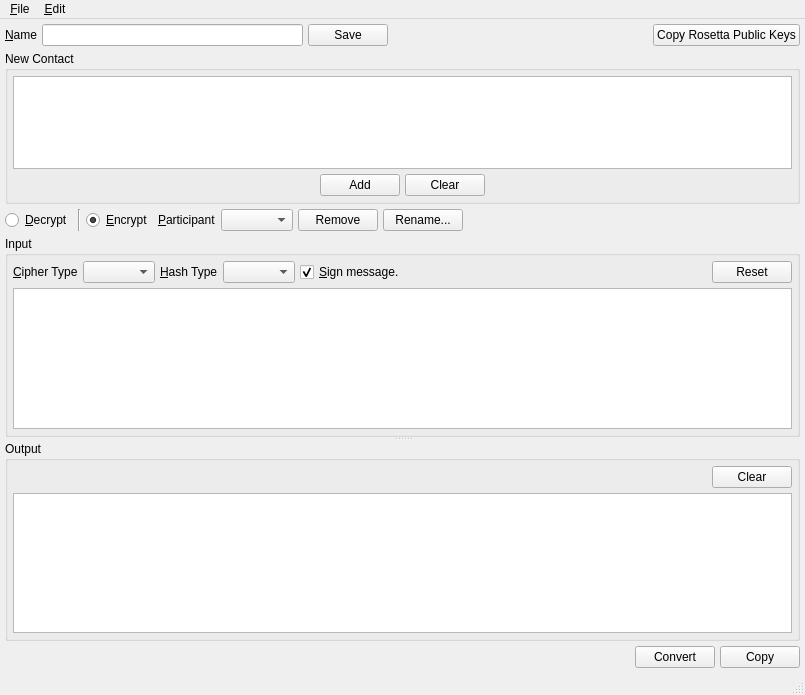
The window that branches/trunk/UI/spot-on-rosetta.ui (textbrowser/spot-on) describes before a commit, drawn with Qt 5.
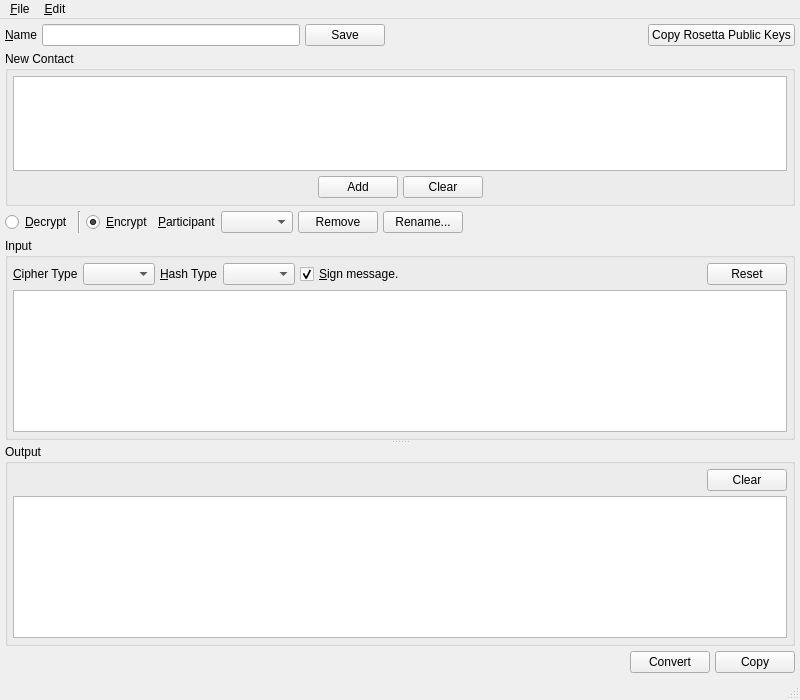
The same window after the commit. Icons and pictures are not drawn.

Diff of the .ui file:
```diff
--- a/branches/trunk/UI/spot-on-rosetta.ui
+++ b/branches/trunk/UI/spot-on-rosetta.ui
@@ -6,8 +6,8 @@
    <rect>
     <x>0</x>
     <y>0</y>
-    <width>805</width>
-    <height>695</height>
+    <width>800</width>
+    <height>700</height>
    </rect>
   </property>
   <property name="windowIcon">
@@ -464,8 +464,8 @@
     <rect>
      <x>0</x>
      <y>0</y>
-     <width>805</width>
-     <height>22</height>
+     <width>800</width>
+     <height>31</height>
     </rect>
    </property>
    <widget class="QMenu" name="menu_File">
```
Left out of the diff: 44 changed lines with no effect on the pictures.
